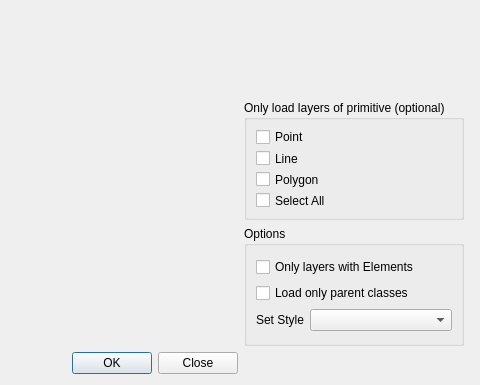
First picture: the form in LayerTools/LoadLayersFromServer/loadLayersFromServer.ui, repository dsgoficial/DsgTools, before the edit; both pictures show x 286 to 766 and y 169 to 554 of the 766 by 554 pixel window.
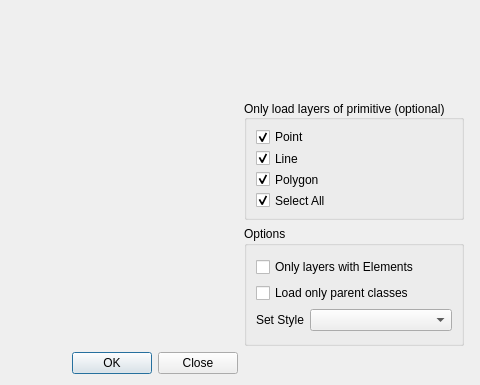
Second picture: the form after the edit. Custom widgets are drawn as their Qt base class.

Commit message: finishing load layer/category

The edit to the form file:
```diff
--- a/LayerTools/LoadLayersFromServer/loadLayersFromServer.ui
+++ b/LayerTools/LoadLayersFromServer/loadLayersFromServer.ui
@@ -118,9 +118,17 @@
          <height>120</height>
         </size>
        </property>
+       <property name="font">
+        <font>
+         <pointsize>9</pointsize>
+        </font>
+       </property>
        <property name="title">
         <string>Only load layers of primitive (optional)</string>
        </property>
+       <property name="alignment">
+        <set>Qt::AlignJustify|Qt::AlignVCenter</set>
+       </property>
        <layout class="QGridLayout" name="gridLayout_2">
         <item row="0" column="0">
          <layout class="QVBoxLayout" name="verticalLayout_3">
@@ -129,6 +137,9 @@
             <property name="text">
              <string>Point</string>
             </property>
+            <property name="checked">
+             <bool>true</bool>
+            </property>
            </widget>
           </item>
           <item>
@@ -136,6 +147,9 @@
             <property name="text">
              <string>Line</string>
             </property>
+            <property name="checked">
+             <bool>true</bool>
+            </property>
            </widget>
           </item>
           <item>
@@ -143,6 +157,9 @@
             <property name="text">
              <string>Polygon</string>
             </property>
+            <property name="checked">
+             <bool>true</bool>
+            </property>
            </widget>
           </item>
           <item>
@@ -150,6 +167,9 @@
             <property name="text">
              <string>Select All</string>
             </property>
+            <property name="checked">
+             <bool>true</bool>
+            </property>
            </widget>
           </item>
          </layout>
```
The commit also changes 4 other files.
